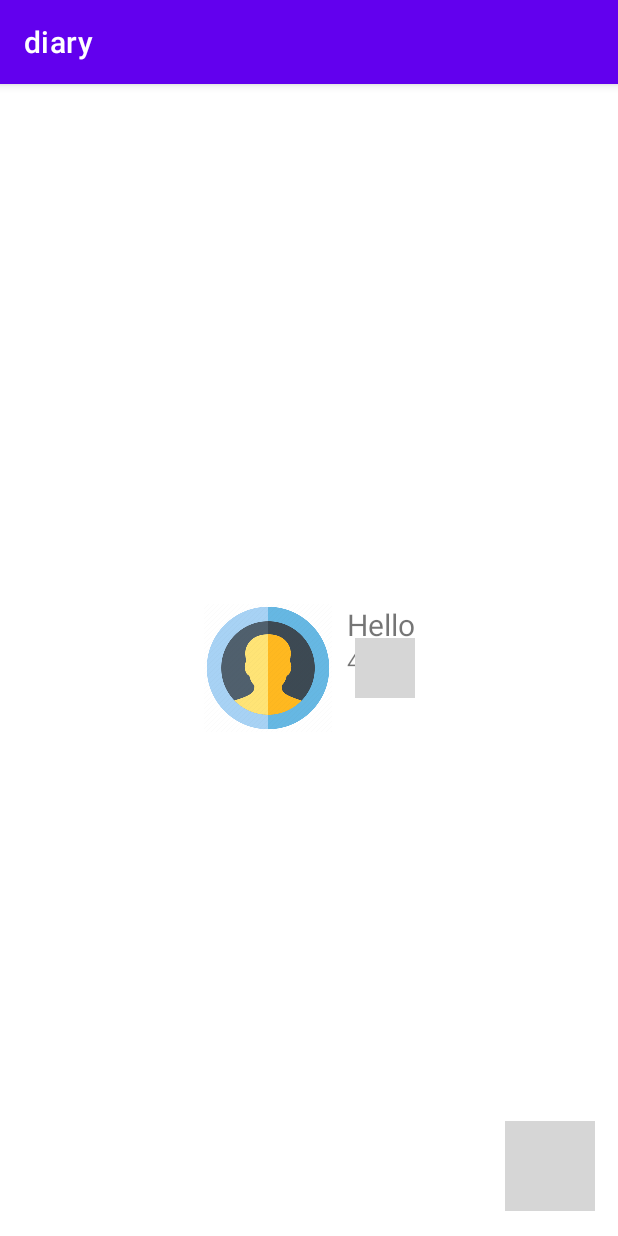
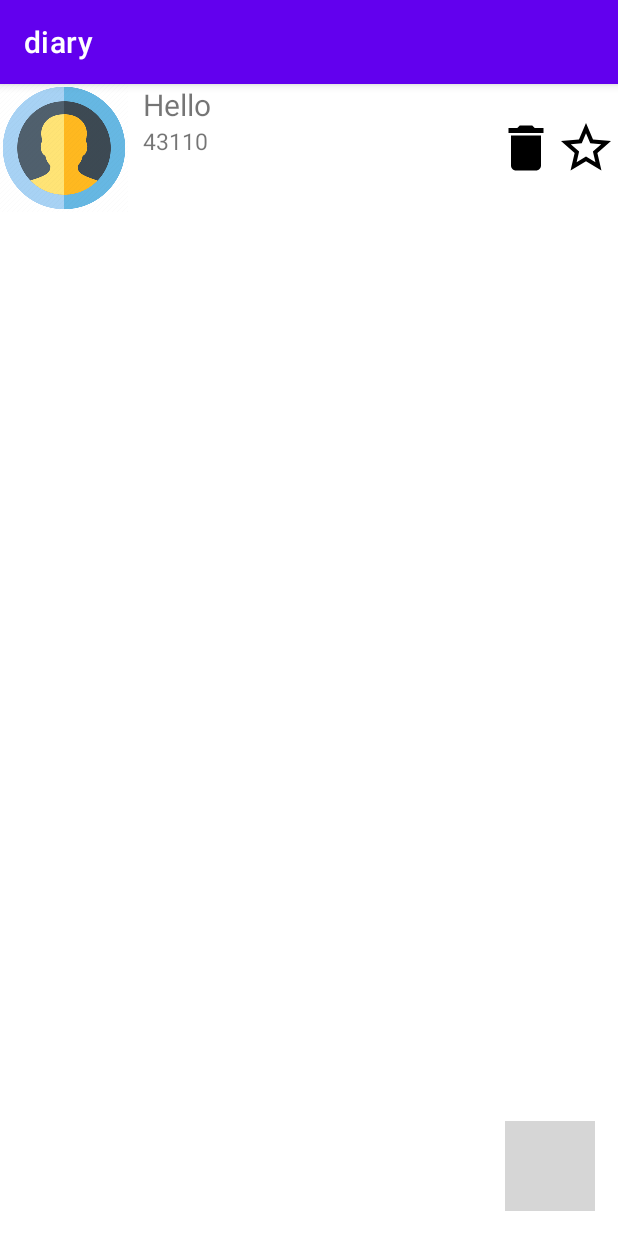
Before and after one commit to JoaquinAyG/diary, an Android app: the screen it shows after launch (MainActivity), on a phone screen of 412 x 824 dp. Run offline under Robolectric (Android 15) with nearby library versions, the phone set to English and light mode, and no system bars; our stand-ins replace Room's generated code; grey boxes are pictures that could not be loaded.

Commit message:
a lot of things

```diff
--- a/app/src/main/AndroidManifest.xml
+++ b/app/src/main/AndroidManifest.xml
@@ -14,7 +14,7 @@
         android:theme="@style/Theme.Diary"
         tools:targetApi="31">
         <activity
-            android:name=".ContactAddActivity"
+            android:name=".ContactViewActivity"
             android:exported="false">
             <meta-data
                 android:name="android.app.lib_name"
--- /dev/null
+++ b/app/src/main/java/personal/study/diary/Const.kt
@@ -0,0 +1,8 @@
+package personal.study.diary
+
+
+const val EXTRA_REPLY : String = "REPLY"
+const val EXTRA_CONTACT : String = "CONTACT"
+const val EXTRA_EDITABLE : String = "EDITABLE"
+const val INSERT = 1
+const val UPDATE = 2
--- a/app/src/main/java/personal/study/diary/adapters/ContactListAdapter.kt
+++ b/app/src/main/java/personal/study/diary/adapters/ContactListAdapter.kt
@@ -1,45 +1,53 @@
 package personal.study.diary.adapters
 
-import android.view.LayoutInflater
 import android.view.View
 import android.view.ViewGroup
+import android.widget.ImageButton
 import android.widget.ImageView
 import android.widget.TextView
 import androidx.recyclerview.widget.DiffUtil
 import androidx.recyclerview.widget.ListAdapter
-import androidx.recyclerview.widget.RecyclerView
+import androidx.recyclerview.widget.RecyclerView.ViewHolder
+import personal.study.diary.R
 import personal.study.diary.models.Contact
 
 
-class ContactListAdapter :
-    ListAdapter<Contact, ContactListAdapter.ContactViewHolder>(ContactsComparator()) {
+class ContactListAdapter(
+    private val onFavourite: (Contact) -> Unit,
+    private val onClick: (Contact) -> Unit,
+    private val onDelete: (Contact) -> Unit
+) : ListAdapter<Contact, ContactListAdapter.ContactViewHolder>(ContactsComparator()) {
 
     override fun onCreateViewHolder(parent: ViewGroup, viewType: Int): ContactViewHolder {
-        return ContactViewHolder.create(parent)
+        val view = ViewGroup.inflate(parent.context, R.layout.item_contact, null)
+        return ContactViewHolder(view, onClick, onFavourite, onDelete)
     }
 
     override fun onBindViewHolder(holder: ContactViewHolder, position: Int) {
         holder.bind(getItem(position))
     }
 
-    class ContactViewHolder(itemView: View) : RecyclerView.ViewHolder(itemView) {
+    class ContactViewHolder(
+        itemView: View,
+        private val onClick: (Contact) -> Unit,
+        private val onFavourite: (Contact) -> Unit,
+        private val onDelete: (Contact) -> Unit
 
-        private val name: TextView = itemView.findViewById(personal.study.diary.R.id.name)
-        private val number: TextView = itemView.findViewById(personal.study.diary.R.id.number)
-        private val image: ImageView = itemView.findViewById(personal.study.diary.R.id.image)
+    ) : ViewHolder(itemView) {
+
+        private val name: TextView = itemView.findViewById(R.id.name)
+        private val number: TextView = itemView.findViewById(R.id.number)
+        private val image: ImageView = itemView.findViewById(R.id.image)
+        private val burDelete: ImageButton = itemView.findViewById(R.id.delete)
+        private val butFavourite: ImageButton = itemView.findViewById(R.id.fav)
 
         fun bind(contact: Contact) {
             name.text = contact.name
             number.text = contact.phone.toString()
-            image.setImageResource(personal.study.diary.R.mipmap.profile_icon)
-        }
-
-        companion object {
-            fun create(parent: ViewGroup): ContactViewHolder {
-                val view: View = LayoutInflater.from(parent.context)
-                    .inflate(personal.study.diary.R.layout.item_contact, parent, false)
-                return ContactViewHolder(view)
-            }
+            image.setImageResource(R.mipmap.profile_icon)
+            itemView.setOnClickListener { onClick(contact) }
+            burDelete.setOnClickListener { onDelete(contact) }
+            butFavourite.setOnClickListener { onFavourite(contact) }
         }
     }
 
--- a/app/src/main/java/personal/study/diary/dao/ContactRepository.kt
+++ b/app/src/main/java/personal/study/diary/dao/ContactRepository.kt
@@ -9,7 +9,7 @@
 
     @Suppress("RedundantSuspendModifier")
     @WorkerThread
-    suspend fun insert(contact: Contact) {
+    fun insert(contact: Contact) {
         contactDao.insert(contact)
     }
 
--- /dev/null
+++ b/app/src/main/res/drawable/ic_baseline_delete_24.xml
@@ -0,0 +1,5 @@
+<vector android:height="24dp" android:tint="#000000"
+    android:viewportHeight="24" android:viewportWidth="24"
+    android:width="24dp" xmlns:android="http://schemas.android.com/apk/res/android">
+    <path android:fillColor="@android:color/white" android:pathData="M6,19c0,1.1 0.9,2 2,2h8c1.1,0 2,-0.9 2,-2V7H6v12zM19,4h-3.5l-1,-1h-5l-1,1H5v2h14V4z"/>
+</vector>
--- /dev/null
+++ b/app/src/main/res/drawable/ic_baseline_remove_red_eye_24.xml
@@ -0,0 +1,5 @@
+<vector android:height="24dp" android:tint="#000000"
+    android:viewportHeight="24" android:viewportWidth="24"
+    android:width="24dp" xmlns:android="http://schemas.android.com/apk/res/android">
+    <path android:fillColor="@android:color/white" android:pathData="M12,4.5C7,4.5 2.73,7.61 1,12c1.73,4.39 6,7.5 11,7.5s9.27,-3.11 11,-7.5c-1.73,-4.39 -6,-7.5 -11,-7.5zM12,17c-2.76,0 -5,-2.24 -5,-5s2.24,-5 5,-5 5,2.24 5,5 -2.24,5 -5,5zM12,9c-1.66,0 -3,1.34 -3,3s1.34,3 3,3 3,-1.34 3,-3 -1.34,-3 -3,-3z"/>
+</vector>
--- /dev/null
+++ b/app/src/main/res/drawable/ic_baseline_star_24.xml
@@ -0,0 +1,5 @@
+<vector android:height="24dp" android:tint="#000000"
+    android:viewportHeight="24" android:viewportWidth="24"
+    android:width="24dp" xmlns:android="http://schemas.android.com/apk/res/android">
+    <path android:fillColor="@android:color/white" android:pathData="M12,17.27L18.18,21l-1.64,-7.03L22,9.24l-7.19,-0.61L12,2 9.19,8.63 2,9.24l5.46,4.73L5.82,21z"/>
+</vector>
--- /dev/null
+++ b/app/src/main/res/drawable/ic_baseline_star_border_24.xml
@@ -0,0 +1,5 @@
+<vector android:height="24dp" android:tint="#000000"
+    android:viewportHeight="24" android:viewportWidth="24"
+    android:width="24dp" xmlns:android="http://schemas.android.com/apk/res/android">
+    <path android:fillColor="@android:color/white" android:pathData="M22,9.24l-7.19,-0.62L12,2 9.19,8.63 2,9.24l5.46,4.73L5.82,21 12,17.27 18.18,21l-1.63,-7.03L22,9.24zM12,15.4l-3.76,2.27 1,-4.28 -3.32,-2.88 4.38,-0.38L12,6.1l1.71,4.04 4.38,0.38 -3.32,2.88 1,4.28L12,15.4z"/>
+</vector>
--- a/app/src/main/res/layout/activity_contact_add.xml
+++ b/app/src/main/res/layout/activity_contact_add.xml
@@ -6,7 +6,7 @@
     android:layout_height="match_parent"
     android:layout_marginLeft="10dp"
     android:layout_marginRight="10dp"
-    tools:context=".ContactAddActivity"
+    tools:context=".ContactViewActivity"
     tools:ignore="MissingConstraints">
 
     <EditText
--- a/app/src/main/res/layout/activity_main.xml
+++ b/app/src/main/res/layout/activity_main.xml
@@ -8,12 +8,9 @@
 
     <androidx.recyclerview.widget.RecyclerView
         android:id="@+id/rvContacts"
-        android:layout_width="wrap_content"
+        android:layout_width="match_parent"
         android:layout_height="wrap_content"
-        app:layout_constraintBottom_toBottomOf="parent"
-        app:layout_constraintEnd_toEndOf="parent"
-        app:layout_constraintStart_toStartOf="parent"
-        app:layout_constraintTop_toTopOf="parent" />
+        tools:ignore="MissingConstraints" />
 
     <LinearLayout
         android:layout_width="match_parent"
--- a/app/src/main/res/layout/item_contact.xml
+++ b/app/src/main/res/layout/item_contact.xml
@@ -1,19 +1,20 @@
 <?xml version="1.0" encoding="utf-8"?>
-<androidx.constraintlayout.widget.ConstraintLayout xmlns:android="http://schemas.android.com/apk/res/android"
-    xmlns:app="http://schemas.android.com/apk/res-auto"
+<LinearLayout xmlns:android="http://schemas.android.com/apk/res/android"
     android:layout_width="match_parent"
     android:layout_height="wrap_content"
-    android:layout_marginStart="10dp"
-    android:layout_marginTop="10dp"
-    android:layout_marginEnd="10dp">
+    android:orientation="horizontal"
+    android:layout_marginTop="10dp">
 
     <ImageView
         android:id="@+id/image"
         android:layout_width="85dp"
         android:layout_height="85dp"
-        android:contentDescription="@string/personal_img"
-        app:layout_constraintStart_toStartOf="parent"
-        app:layout_constraintTop_toTopOf="parent" />
+        android:contentDescription="@string/personal_img"/>
+
+    <LinearLayout
+        android:layout_width="245dp"
+        android:layout_height="wrap_content"
+        android:orientation="vertical">
 
         <TextView
             android:id="@+id/name"
@@ -21,30 +22,33 @@
             android:layout_height="wrap_content"
             android:layout_marginStart="10dp"
             android:text="@string/name"
-        android:textSize="20sp"
-        app:layout_constraintStart_toEndOf="@+id/image"
-        app:layout_constraintTop_toTopOf="parent" />
+            android:textSize="20sp" />
 
         <TextView
             android:id="@+id/number"
-        android:layout_width="wrap_content"
+            android:layout_width="match_parent"
             android:layout_height="wrap_content"
             android:layout_marginStart="10dp"
             android:text="@string/number"
-        android:textSize="15sp"
-        app:layout_constraintStart_toEndOf="@+id/image"
-        app:layout_constraintTop_toBottomOf="@id/name" />
+            android:textSize="15sp" />
+
+    </LinearLayout>
 
     <ImageButton
-        android:id="@+id/more_actions_button"
+        android:id="@+id/delete"
         android:layout_width="40dp"
         android:layout_height="40dp"
-        android:background="@drawable/ic_more_actions_foreground"
-        android:contentDescription="@string/more_actions_description"
-        android:foregroundGravity="center"
-        app:layout_constraintBottom_toBottomOf="parent"
-        app:layout_constraintEnd_toEndOf="parent"
-        app:layout_constraintTop_toTopOf="parent" />
+        android:layout_gravity="center"
+        android:background="@drawable/ic_baseline_delete_24"
+        android:contentDescription="@string/delete"/>
+    <ImageButton
+        android:id="@+id/fav"
+        android:layout_width="40dp"
+        android:layout_height="40dp"
+        android:layout_gravity="center"
+        android:background="@drawable/ic_baseline_star_border_24"
+        android:contentDescription="@string/fav" />
 
 
-</androidx.constraintlayout.widget.ConstraintLayout>
+
+</LinearLayout>
--- a/app/src/main/res/values/strings.xml
+++ b/app/src/main/res/values/strings.xml
@@ -16,4 +16,5 @@
     <string name="num_add">Number</string>
     <string name="name_add">NAME</string>
     <string name="empty_not_saved">empty</string>
+    <string name="fav">Favourite</string>
 </resources>
--- a/build.gradle
+++ b/build.gradle
@@ -1,7 +1,7 @@
 // Top-level build file where you can add configuration options common to all sub-projects/modules.
 plugins {
-    id 'com.android.application' version '7.2.2' apply false
-    id 'com.android.library' version '7.2.2' apply false
+    id 'com.android.application' version '7.3.1' apply false
+    id 'com.android.library' version '7.3.1' apply false
     id 'org.jetbrains.kotlin.android' version '1.7.20' apply false
 }
 
```
Also changed, not shown: app/src/main/java/personal/study/diary/ContactAddActivity.kt (deleted, +0 -26 lines), app/src/main/java/personal/study/diary/ContactViewActivity.kt (added, +45 -0 lines), app/src/main/java/personal/study/diary/MainActivity.kt (+32 -16 lines), app/src/main/res/menu/more_actions.xml (deleted, +0 -12 lines). Lines whose indentation alone changed are shown as unchanged.
